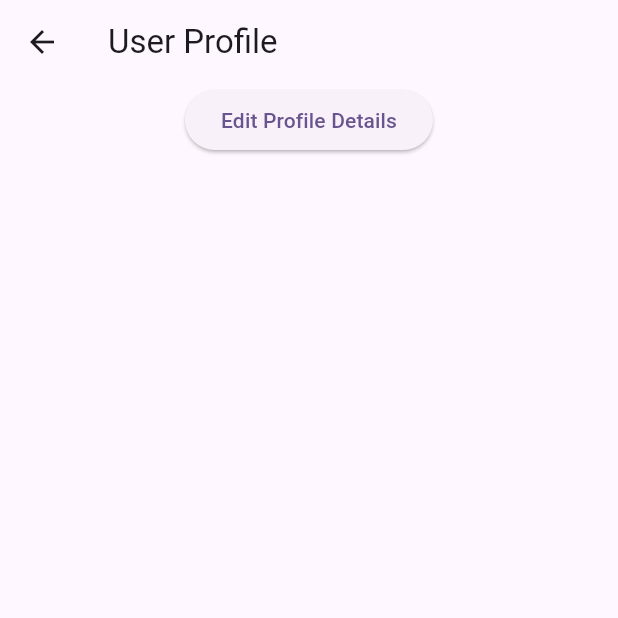
After one commit to ftwr42/where_is_it_frontend, a Flutter app: the UserProfilePage screen opened by its route, on a phone screen of 412 x 824 dp, the top half of it. The commit adds this screen. Run offline on Flutter 3.47's test engine with Material 3 defaults, Android fonts, the phone set to English and light mode, and no system bars; our stand-ins replace flutter_expandable_fab.

Commit message:
user and fab editet

```diff
--- /dev/null
+++ b/lib/user/user_view.dart
@@ -0,0 +1,24 @@
+import 'package:flutter/material.dart';
+
+class UserProfilePage extends StatelessWidget {
+  const UserProfilePage({super.key});
+
+  @override
+  Widget build(BuildContext context) {
+    return Scaffold(
+      appBar: AppBar(
+        title: Text('User Profile'),
+      ),
+      body: Center(
+        child: Column(
+          children: [
+            ElevatedButton(
+              onPressed: () {},
+              child: Text('Edit Profile Details'),
+            ),
+          ],
+        ),
+      ),
+    );
+  }
+}
```
Also changed, not shown: lib/fab/fab.dart (+14 -21 lines), lib/main.dart (+22 -20 lines), lib/user/user.dart (renamed from lib/drawer/user.dart, +3 -4 lines).
